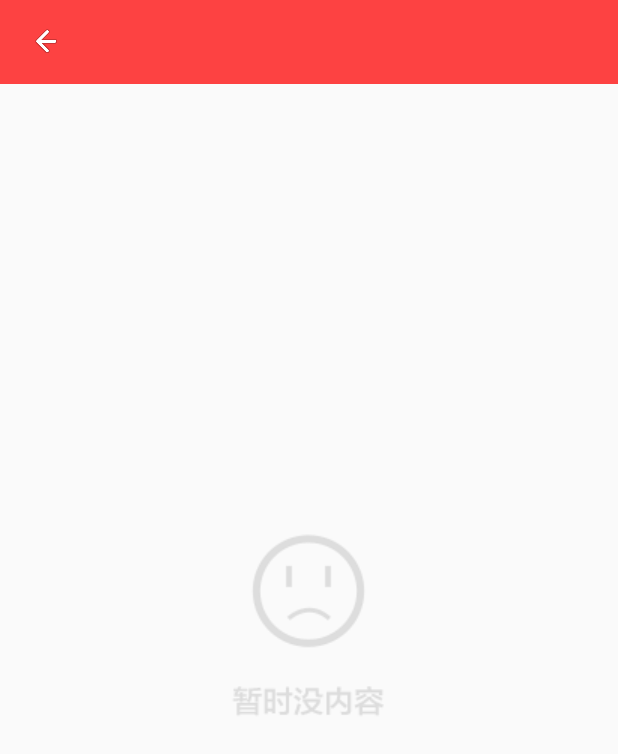
After one commit to fuckingcoding/ZAKER, an Android app: the MineReuseActivity screen opened directly, with no data from a screen before it, on a phone screen of 412 x 824 dp. The commit adds this screen. Shown: the top 754 px of the screen. Run offline under Robolectric (Android 15) with nearby library versions, the phone set to English and light mode, and no system bars.

Commit message:
社区界面_1119_twice_over 11_20home 11_20over home
11_20home界面完成
11_20..

```diff
--- a/app/src/main/AndroidManifest.xml
+++ b/app/src/main/AndroidManifest.xml
@@ -25,7 +25,8 @@
         <activity android:name=".ui.main.subscriber.SubItemBaseActivity" />
         <activity android:name=".ui.selectposition.SelectPositionActivity" />
         <activity android:name=".ui.main.homeactivity.SportActivity" />
-        <activity android:name=".ui.web.WebNewActivity"></activity>
+        <activity android:name=".ui.web.WebNewActivity" />
+        <activity android:name=".ui.main.MineReuseActivity"></activity>
     </application>
 
 </manifest>
--- a/app/src/main/java/mdzz/com/first_of_mdzz/ui/fragment/MyFragment.java
+++ b/app/src/main/java/mdzz/com/first_of_mdzz/ui/fragment/MyFragment.java
@@ -11,6 +11,7 @@ import android.widget.TextView;
 
 import mdzz.com.first_of_mdzz.R;
 import mdzz.com.first_of_mdzz.base.BaseFragment;
+import mdzz.com.first_of_mdzz.ui.main.MineReuseActivity;
 import mdzz.com.first_of_mdzz.utils.ToastHelper;
 
 
@@ -56,29 +57,31 @@ public class MyFragment extends BaseFragment implements View.OnClickListener{
 
     @Override
     public void onClick(View view) {
+        Intent intent = new Intent(getActivity(), MineReuseActivity.class);
         switch (view.getId()){
             case R.id.news:
-                ToastHelper.showToast(getActivity(),"此功能暂未开放，敬请期待");
+                intent.putExtra("1","消息中心");
                 break;
             case R.id.push:
-                ToastHelper.showToast(getActivity(),"此功能暂未开放，敬请期待");
+                intent.putExtra("1","推送资讯");
                 break;
             case R.id.zaker_club:
-                ToastHelper.showToast(getActivity(),"此功能暂未开放，敬请期待");
+
                 break;
             case R.id.mark:
-                ToastHelper.showToast(getActivity(),"此功能暂未开放，敬请期待");
+
                 break;
             case R.id.collect:
-                ToastHelper.showToast(getActivity(),"此功能暂未开放，敬请期待");
+                intent.putExtra("1","我的收藏");
                 break;
             case R.id.download:
-                ToastHelper.showToast(getActivity(),"此功能暂未开放，敬请期待");
+                intent.putExtra("1","离线下载");
                 break;
             case R.id.set:
-                ToastHelper.showToast(getActivity(),"此功能暂未开放，敬请期待");
+                intent.putExtra("1","更多设置");
                 break;
 
         }
+        startActivity(intent);
     }
 }
--- /dev/null
+++ b/app/src/main/java/mdzz/com/first_of_mdzz/ui/main/MineReuseActivity.java
@@ -0,0 +1,36 @@
+package mdzz.com.first_of_mdzz.ui.main;
+
+import android.content.Intent;
+import android.support.v7.app.AppCompatActivity;
+import android.os.Bundle;
+import android.view.View;
+import android.widget.ImageView;
+import android.widget.TextView;
+
+import mdzz.com.first_of_mdzz.R;
+
+public class MineReuseActivity extends AppCompatActivity {
+    private TextView tv;
+    private ImageView iv;
+
+    @Override
+    protected void onCreate(Bundle savedInstanceState) {
+        super.onCreate(savedInstanceState);
+        setContentView(R.layout.activity_mine_reuse);
+        initView();
+        Intent intent = getIntent();
+        String stringExtra = intent.getStringExtra("1");
+        tv.setText(stringExtra);
+        iv.setOnClickListener(new View.OnClickListener() {
+            @Override
+            public void onClick(View view) {
+                finish();
+            }
+        });
+    }
+
+    private void initView() {
+        tv = (TextView) findViewById(R.id.mine_user_tv);
+        iv = (ImageView) findViewById(R.id.mine_user_iv);
+    }
+}
--- /dev/null
+++ b/app/src/main/res/layout/activity_mine_reuse.xml
@@ -0,0 +1,45 @@
+<?xml version="1.0" encoding="utf-8"?>
+<LinearLayout xmlns:android="http://schemas.android.com/apk/res/android"
+    xmlns:tools="http://schemas.android.com/tools"
+    android:id="@+id/activity_mine_reuse"
+    android:layout_width="match_parent"
+    android:layout_height="match_parent"
+    android:orientation="vertical"
+    tools:context="mdzz.com.first_of_mdzz.ui.main.MineReuseActivity">
+    <android.support.v7.widget.Toolbar
+        android:id="@+id/community_toolbar"
+        android:layout_width="match_parent"
+        android:layout_height="?attr/actionBarSize"
+        android:background="@color/colorRed">
+       <LinearLayout
+           android:gravity="center"
+           android:orientation="horizontal"
+           android:layout_width="wrap_content"
+           android:layout_height="wrap_content">
+           <ImageView
+               android:id="@+id/mine_user_iv"
+               android:layout_width="wrap_content"
+               android:layout_height="wrap_content"
+               android:src="@mipmap/ic_toolbar_back_white_border"/>
+           <TextView
+               android:layout_marginLeft="10dp"
+               android:id="@+id/mine_user_tv"
+               android:layout_width="wrap_content"
+               android:layout_height="wrap_content"
+               android:textColor="@color/colorWhite"/>
+       </LinearLayout>
+
+    </android.support.v7.widget.Toolbar>
+    <LinearLayout
+        android:gravity="center"
+        android:layout_width="match_parent"
+        android:layout_height="match_parent">
+        <ImageView
+            android:layout_width="wrap_content"
+            android:layout_height="wrap_content"
+            android:src="@drawable/global_loading_error_empty"/>
+
+    </LinearLayout>
+
+
+</LinearLayout>
```
Also changed, not shown: app/src/main/res/drawable/global_loading_error_empty.png (added), app/src/main/res/mipmap-xxhdpi/ic_toolbar_back_white_border.png (added).
